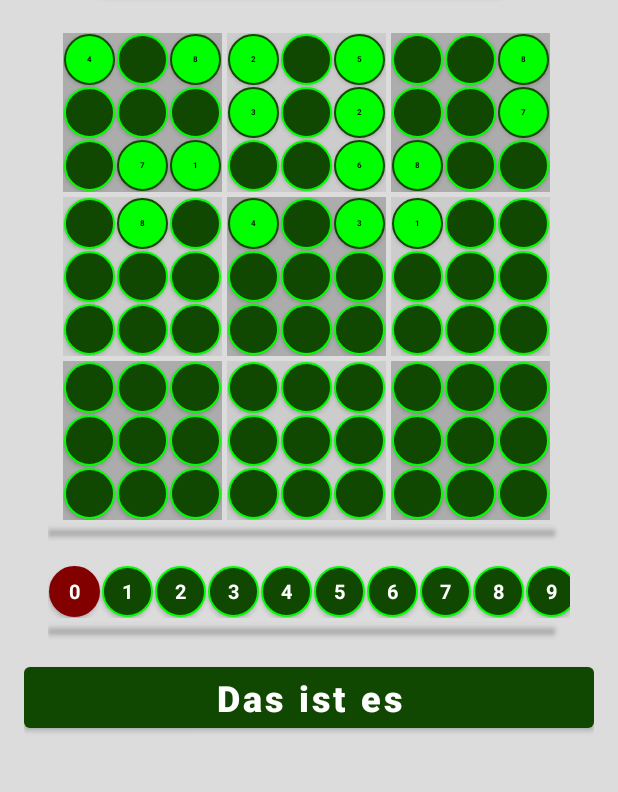
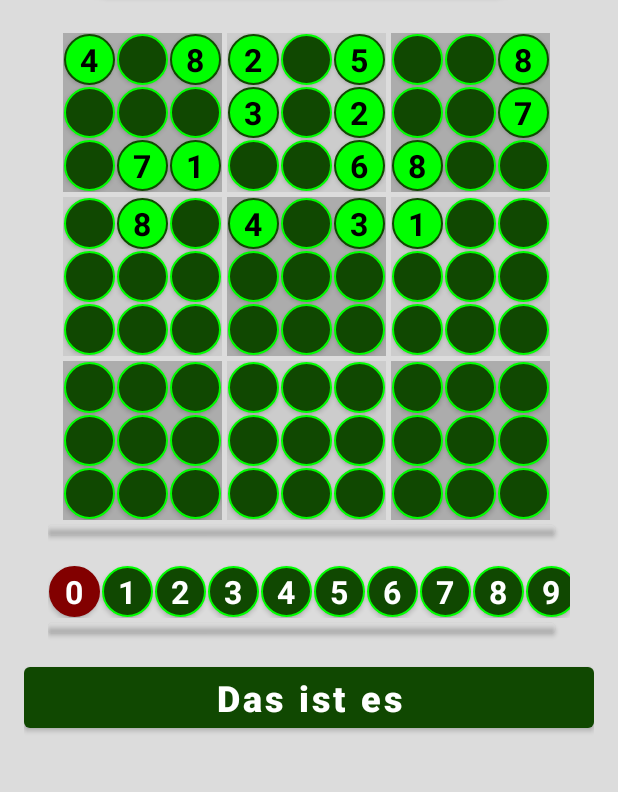
Before and after one commit to EyesOnly5x5/BrainSuKu, an Android app: the SudokuActivity screen opened directly, with no data from a screen before it, on a phone screen of 412 x 824 dp, the part 230-1022 px from its top. Run offline under Robolectric (Android 15) with nearby library versions, the phone set to English and light mode, and no system bars.

Commit message:
TextGrösse angepasst

```diff
--- a/app/build.gradle
+++ b/app/build.gradle
@@ -14,7 +14,9 @@ android {
         testInstrumentationRunner "androidx.test.runner.AndroidJUnitRunner"
         vectorDrawables.useSupportLibrary = true
     }
-
+    lintOptions {
+        baseline file("lint-baseline.xml")
+    }
     buildTypes {
         release {
             minifyEnabled false
--- a/app/src/main/java/de/eyesonly5x5/brainsuku/SudokuActivity.java
+++ b/app/src/main/java/de/eyesonly5x5/brainsuku/SudokuActivity.java
@@ -176,7 +176,7 @@ public class SudokuActivity extends AppCompatActivity {
                         oView.setTag(i2);
                         oView.setText("" + i2);
                         oView.setTextColor(oView.getContext().getResources().getColor(R.color.white));
-                        oView.setTextSize( ((getResources().getDimension(R.dimen.SudoLogo)/2)*daten.getMetrics().getFaktor()) -2 );
+                        oView.setTextSize( getResources().getDimension(R.dimen.NonoTxt) );
                         oView.setTypeface(Typeface.DEFAULT_BOLD);
                         oView.setBackgroundResource(R.drawable.round_btn_1);
                         if (daten.getSudoK0(derButton) == i2)
@@ -239,7 +239,7 @@ public class SudokuActivity extends AppCompatActivity {
                         oView.setId(BUTTON_IDS[quad[(c2 + (3 * r2))]]);
                         oView.setTag(BUTTON_IDS[quad[(c2 + (3 * r2))]]);
                         oView.setTextColor(oView.getContext().getResources().getColor(R.color.white));
-                        oView.setTextSize(((getResources().getDimension(R.dimen.SudoLogo) / 2) * daten.getMetrics().getFaktor())-10);
+                        oView.setTextSize( getResources().getDimension(R.dimen.NonoTxt) );
                         oView.setTypeface(Typeface.DEFAULT_BOLD);
                         oView.setBackgroundResource(R.drawable.round_btn_1);
                         param2.height = (int) (getResources().getDimension(R.dimen.SudoBut) * daten.getMetrics().getFaktor());
```
Also changed, not shown: 1 other file.
